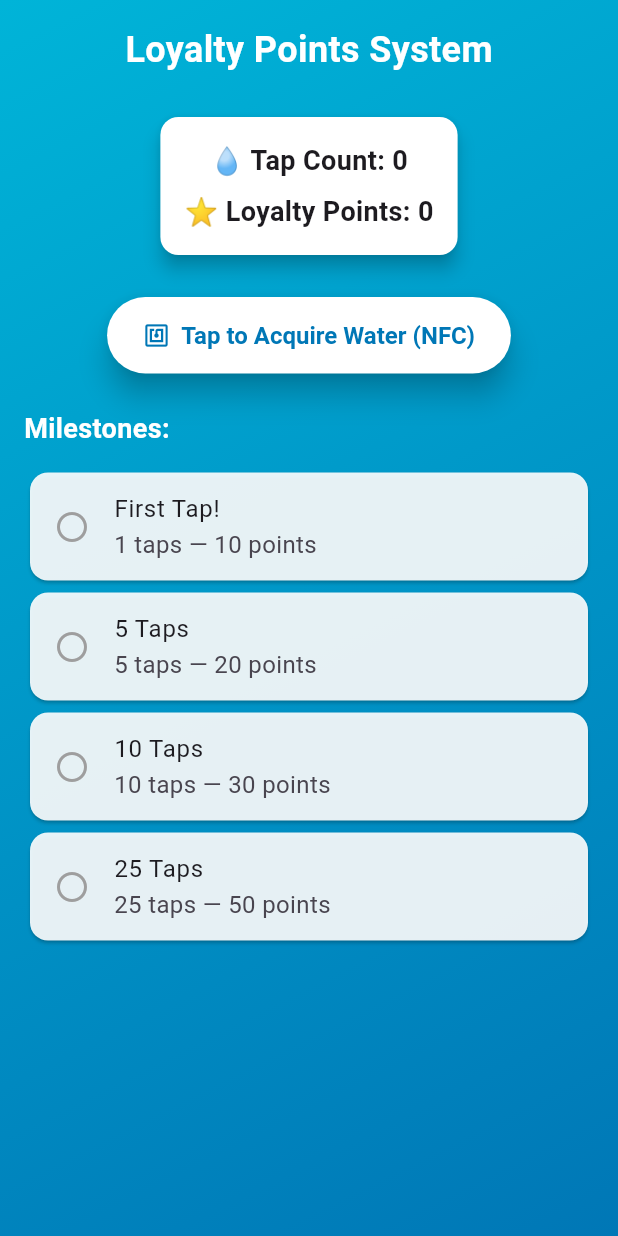
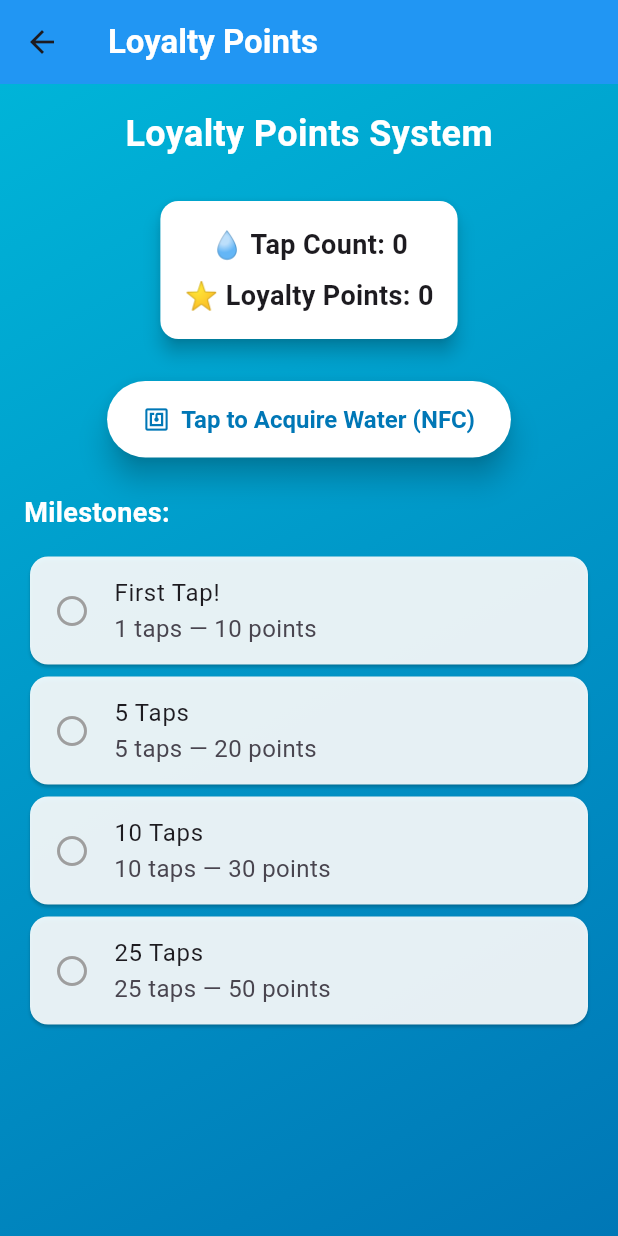
Before and after one commit to Dee4841/Taps_On_App, a Flutter app: the LoyaltyPointsPage screen opened directly, on a phone screen of 412 x 824 dp. Run offline on Flutter 3.47's test engine with Material 3 defaults, Android fonts, the phone set to English and light mode, and no system bars; our stand-ins replace flutter_svg, image_picker, just_audio, shared_preferences, supabase_flutter, table_calendar and 1 more; accounts and stored records are empty.

Commit message:
Added Minor UI Changes
Added an appbar

```diff
--- a/lib/pages/LoyaltyPointsPage.dart
+++ b/lib/pages/LoyaltyPointsPage.dart
@@ -70,6 +70,9 @@ class _LoyaltyPointsPageState extends State<LoyaltyPointsPage> {
   @override
   Widget build(BuildContext context) {
     return Scaffold(
+      appBar: AppBar(
+        title: const Text('Loyalty Points'),
+      ),
       body: Container(
         decoration: const BoxDecoration(
           gradient: LinearGradient(
```
